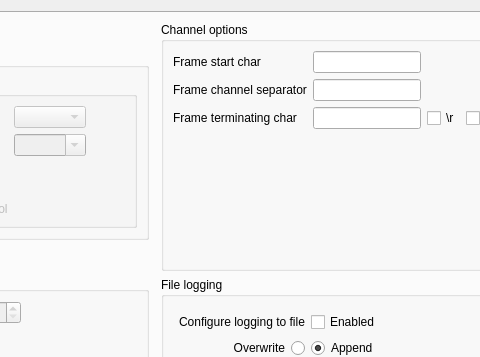
Old version of the form mainwindow.ui in the repository vedranMv/dataDashboard; both pictures show x 137 to 617 and y 0 to 357 of the 1024 by 768 pixel window.
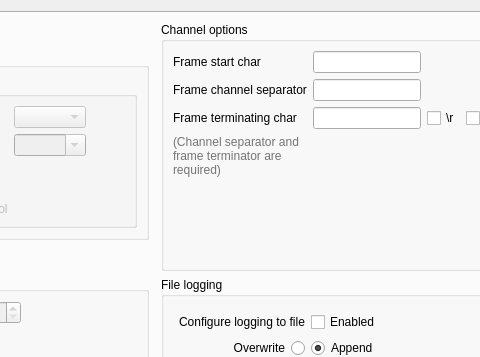
New version of the form. The open tabs and pages were chosen to show the change.

Patch:
```diff
--- a/mainwindow.ui
+++ b/mainwindow.ui
@@ -448,6 +448,19 @@
                 </property>
                </widget>
               </item>
+              <item row="3" column="0">
+               <widget class="QLabel" name="label_16">
+                <property name="text">
+                 <string>&lt;html&gt;&lt;head/&gt;&lt;body&gt;&lt;p&gt;&lt;span style=&quot; color:#747474;&quot;&gt;(Channel separator and frame terminator are required)&lt;/span&gt;&lt;/p&gt;&lt;/body&gt;&lt;/html&gt;</string>
+                </property>
+                <property name="alignment">
+                 <set>Qt::AlignLeading|Qt::AlignLeft|Qt::AlignTop</set>
+                </property>
+                <property name="wordWrap">
+                 <bool>true</bool>
+                </property>
+               </widget>
+              </item>
              </layout>
             </item>
             <item>
```
Left out of the diff: 20 changed lines with no effect on the pictures.
